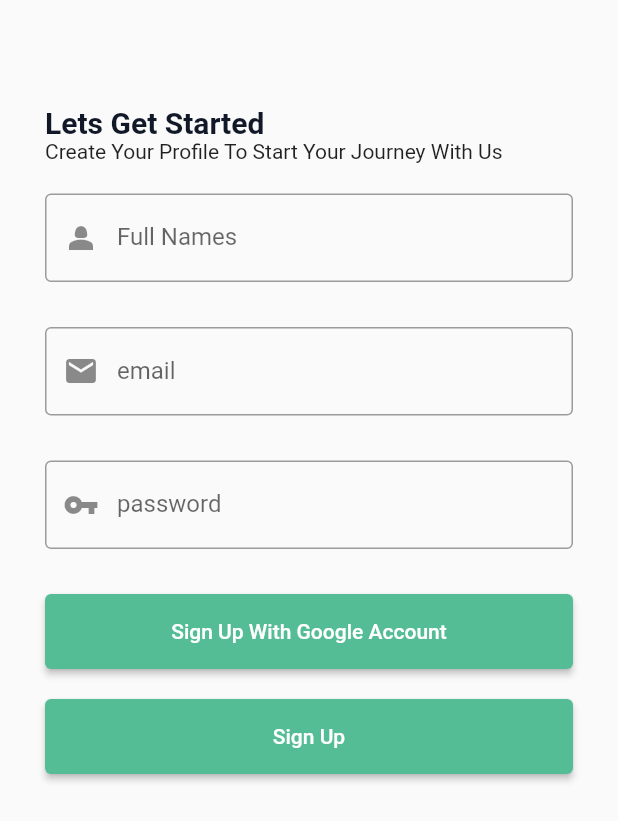
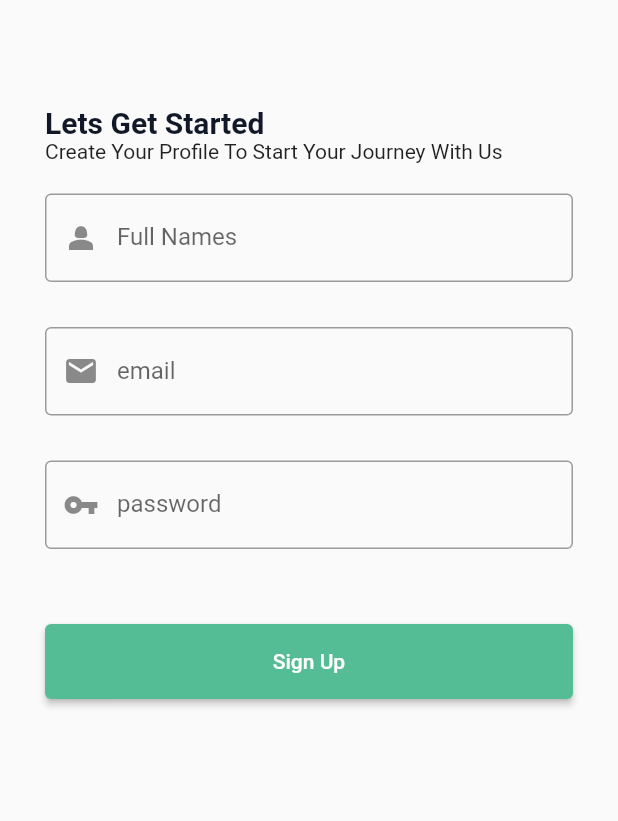
Before and after one commit to habertrogena/Jirani-Outfitters, a Flutter app: the screen it shows after launch, on a phone screen of 412 x 824 dp. Shown: the top 821 px of the screen. Run offline on Flutter 3.47's test engine with Material 2 defaults, Android fonts, the phone set to English and light mode, and no system bars; our stand-ins replace firebase_auth, firebase_core; accounts and stored records are empty.

Commit message:
adds sign up ui

```diff
--- a/lib/main.dart
+++ b/lib/main.dart
@@ -1,7 +1,11 @@
+import 'package:firebase_core/firebase_core.dart';
 import 'package:flutter/material.dart';
+import 'package:jirani_mobile_app/firebase_options.dart';
 import 'package:jirani_mobile_app/src/features/signup/view/signup.dart';
 
-void main() {
+Future<void> main() async {
+  WidgetsFlutterBinding.ensureInitialized();
+  await Firebase.initializeApp(options: DefaultFirebaseOptions.currentPlatform);
   runApp(
     const MyApp(),
   );
--- a/lib/services/firebase/authentication/firebase_auth.dart
+++ b/lib/services/firebase/authentication/firebase_auth.dart
@@ -1,2 +1,18 @@
 // class that will hold all the firebase authentication logic
-class FirebaseAuth {}
+import 'package:firebase_auth/firebase_auth.dart';
+
+class FirebaseAuthService {
+  // create an instance of firebase auth
+  FirebaseAuth auth = FirebaseAuth.instance;
+
+  // firebase login
+  // function, takes in a user email and password as parameters to log into firebase
+  Future login(String email, String password) async {
+    await auth.signInWithEmailAndPassword(email: email, password: password);
+  }
+
+  // firebase signup
+  Future signUp(String email, String password) async {
+    await auth.createUserWithEmailAndPassword(email: email, password: password);
+  }
+}
--- a/lib/src/features/signup/controller/signup_controller.dart
+++ b/lib/src/features/signup/controller/signup_controller.dart
@@ -1,7 +1,14 @@
 // sign up controller
+import 'package:flutter/material.dart';
 import 'package:jirani_mobile_app/services/firebase/authentication/firebase_auth.dart';
 
 class SignUpController {
   // we will need firebase authentication
-  FirebaseAuth firebaseAuth = FirebaseAuth();
+  FirebaseAuthService firebaseAuth = FirebaseAuthService();
+  // create a fucnction that will hold the logic for user sign up.
+  //TextField controller to get data from TextFields
+
+  final email = TextEditingController();
+  final password = TextEditingController();
+  final fullName = TextEditingController();
 }
--- a/lib/src/features/signup/view/signup_form.dart
+++ b/lib/src/features/signup/view/signup_form.dart
@@ -1,4 +1,5 @@
 import 'package:flutter/material.dart';
+import 'package:jirani_mobile_app/src/features/signup/controller/signup_controller.dart';
 
 import '../../../constants/color.dart';
 import '../../../constants/sizes.dart';
@@ -9,9 +10,13 @@ class SignUpForm extends StatelessWidget {
 
   @override
   Widget build(BuildContext context) {
+    // connect the app with the controller.
+    SignUpController signUpController = SignUpController();
+     final formKey = GlobalKey<FormState>();
+
     return Form(
       // key: controller.loginFormKey,
-      // key: formKey,
+      key: formKey,
       autovalidateMode: AutovalidateMode.onUserInteraction,
       child: Container(
         padding: const EdgeInsets.symmetric(vertical: tFormHeight - 10),
@@ -19,7 +24,7 @@ class SignUpForm extends StatelessWidget {
           crossAxisAlignment: CrossAxisAlignment.start,
           children: [
             TextFormField(
-              //controller: emailController,
+              controller: signUpController.fullName,
               onSaved: (value) {
                 //  controller.email = value!;
               },
@@ -40,7 +45,7 @@ class SignUpForm extends StatelessWidget {
               height: tFormHeight,
             ),
             TextFormField(
-              //controller: emailController,
+              controller: signUpController.email,
               onSaved: (value) {
                 //  controller.email = value!;
               },
@@ -62,7 +67,7 @@ class SignUpForm extends StatelessWidget {
             ),
             TextFormField(
               keyboardType: TextInputType.visiblePassword,
-              // controller: passwordController,
+              controller: signUpController.password,
               onSaved: (value) {
                 // controller.password = value!;
               },
@@ -93,18 +98,18 @@ class SignUpForm extends StatelessWidget {
             const SizedBox(
               height: 20,
             ),
-            ElevatedButton(
-              style: ElevatedButton.styleFrom(
-                backgroundColor: tPrimaryColor,
-                minimumSize: const Size.fromHeight(50),
-              ),
-              onPressed: () {
-                // googleSignUp();
-              },
-              child: const Text(
-                'Sign Up With Google Account',
-              ),
-            ),
+            // ElevatedButton(
+            //   style: ElevatedButton.styleFrom(
+            //     backgroundColor: tPrimaryColor,
+            //     minimumSize: const Size.fromHeight(50),
+            //   ),
+            //   onPressed: () {
+            //     // googleSignUp();
+            //   },
+            //   child: const Text(
+            //     'Sign Up With Google Account',
+            //   ),
+            // ),
 
             //--SiGNUP  BUTTON
             const SizedBox(
@@ -116,7 +121,9 @@ class SignUpForm extends StatelessWidget {
                 minimumSize: const Size.fromHeight(50),
               ),
               onPressed: () {
-                // signUserIn();
+                signUpController.firebaseAuth.signUp(
+                    signUpController.email.text.trim(),
+                    signUpController.password.text.trim());
               },
               child: const Text(
                 'Sign Up',
--- a/pubspec.yaml
+++ b/pubspec.yaml
@@ -36,6 +36,7 @@ dependencies:
   # Use with the CupertinoIcons class for iOS style icons.
   cupertino_icons: ^1.0.2
   firebase_core: ^2.15.1
+  firebase_auth: ^4.7.3
 
 dev_dependencies:
   flutter_test:
```
Also changed, not shown: pubspec.lock, 1 other file.
